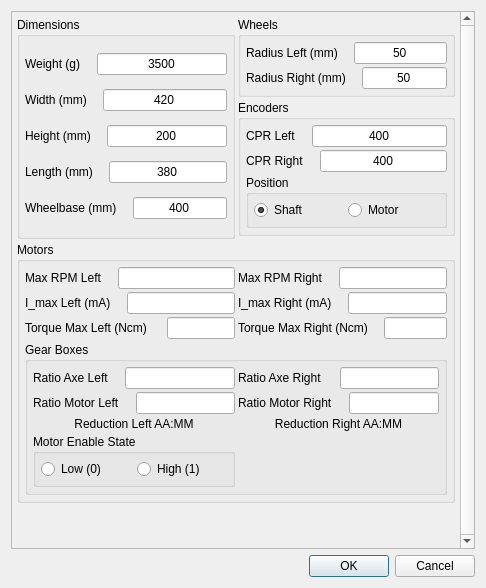
Old version of the form HLU/RoboControllerSDK/mod_GUI/ui/crobotconfigdialog.ui in the repository Myzhar/RoboController.
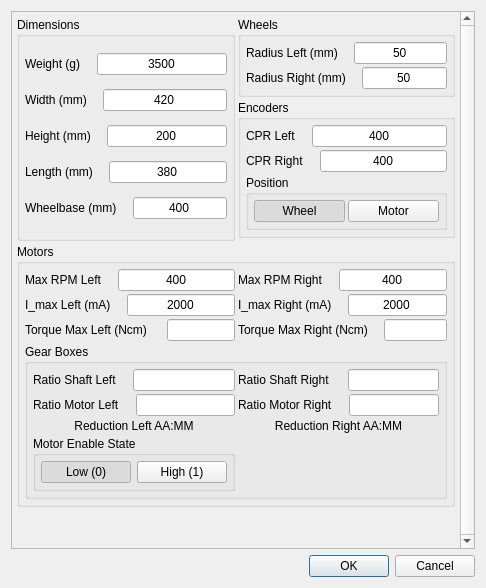
New version of the form.

```diff
--- a/HLU/RoboControllerSDK/mod_GUI/ui/crobotconfigdialog.ui
+++ b/HLU/RoboControllerSDK/mod_GUI/ui/crobotconfigdialog.ui
@@ -167,7 +167,7 @@
                   </size>
                  </property>
                  <property name="text">
-                  <string>Ratio Axe Left</string>
+                  <string>Ratio Shaft Left</string>
                  </property>
                 </widget>
                </item>
@@ -246,7 +246,7 @@
                   </size>
                  </property>
                  <property name="text">
-                  <string>Ratio Axe Right </string>
+                  <string>Ratio Shaft Right </string>
                  </property>
                 </widget>
                </item>
@@ -514,29 +514,32 @@
                  <number>5</number>
                 </property>
                 <item>
-                 <widget class="QRadioButton" name="radioButton_motor_enable_low_2">
-                  <property name="sizePolicy">
-                   <sizepolicy hsizetype="MinimumExpanding" vsizetype="Fixed">
-                    <horstretch>0</horstretch>
-                    <verstretch>0</verstretch>
-                   </sizepolicy>
-                  </property>
+                 <widget class="QPushButton" name="pushButton_check_en_low">
                   <property name="text">
                    <string>Low (0)</string>
                   </property>
+                  <property name="checkable">
+                   <bool>true</bool>
+                  </property>
+                  <property name="checked">
+                   <bool>true</bool>
+                  </property>
+                  <property name="autoExclusive">
+                   <bool>true</bool>
+                  </property>
                  </widget>
                 </item>
                 <item>
-                 <widget class="QRadioButton" name="radioButton_motor_enable_high_2">
-                  <property name="sizePolicy">
-                   <sizepolicy hsizetype="MinimumExpanding" vsizetype="Fixed">
-                    <horstretch>0</horstretch>
-                    <verstretch>0</verstretch>
-                   </sizepolicy>
-                  </property>
+                 <widget class="QPushButton" name="pushButton_check_en_high">
                   <property name="text">
                    <string>High (1)</string>
                   </property>
+                  <property name="checkable">
+                   <bool>true</bool>
+                  </property>
+                  <property name="autoExclusive">
+                   <bool>true</bool>
+                  </property>
                  </widget>
                 </item>
                </layout>
@@ -615,7 +618,7 @@
                </size>
               </property>
               <property name="text">
-               <string/>
+               <string>400</string>
               </property>
               <property name="alignment">
                <set>Qt::AlignCenter</set>
@@ -694,7 +697,7 @@
                </size>
               </property>
               <property name="text">
-               <string/>
+               <string>400</string>
               </property>
               <property name="alignment">
                <set>Qt::AlignCenter</set>
@@ -773,7 +776,7 @@
                </size>
               </property>
               <property name="text">
-               <string/>
+               <string>2000</string>
               </property>
               <property name="alignment">
                <set>Qt::AlignCenter</set>
@@ -852,7 +855,7 @@
                </size>
               </property>
               <property name="text">
-               <string/>
+               <string>2000</string>
               </property>
               <property name="alignment">
                <set>Qt::AlignCenter</set>
@@ -1259,15 +1262,12 @@
               <number>3</number>
              </property>
              <item row="0" column="0">
-              <widget class="QRadioButton" name="radioButton_encoder_shaft_2">
-               <property name="sizePolicy">
-                <sizepolicy hsizetype="MinimumExpanding" vsizetype="Fixed">
-                 <horstretch>0</horstretch>
-                 <verstretch>0</verstretch>
-                </sizepolicy>
-               </property>
+              <widget class="QPushButton" name="pushButton_check_wheel">
                <property name="text">
-                <string>Shaft</string>
+                <string>Wheel</string>
+               </property>
+               <property name="checkable">
+                <bool>true</bool>
                </property>
                <property name="checked">
                 <bool>true</bool>
@@ -1275,18 +1275,15 @@
               </widget>
              </item>
              <item row="0" column="1">
-              <widget class="QRadioButton" name="radioButton_encoder_motor_2">
-               <property name="sizePolicy">
-                <sizepolicy hsizetype="MinimumExpanding" vsizetype="Fixed">
-                 <horstretch>0</horstretch>
-                 <verstretch>0</verstretch>
-                </sizepolicy>
-               </property>
+              <widget class="QPushButton" name="pushButton_check_motor">
                <property name="text">
                 <string>Motor</string>
                </property>
-               <property name="checked">
-                <bool>false</bool>
+               <property name="checkable">
+                <bool>true</bool>
+               </property>
+               <property name="autoExclusive">
+                <bool>true</bool>
                </property>
               </widget>
              </item>
```
Left out of the diff: 41 changed lines with no effect on the pictures.
